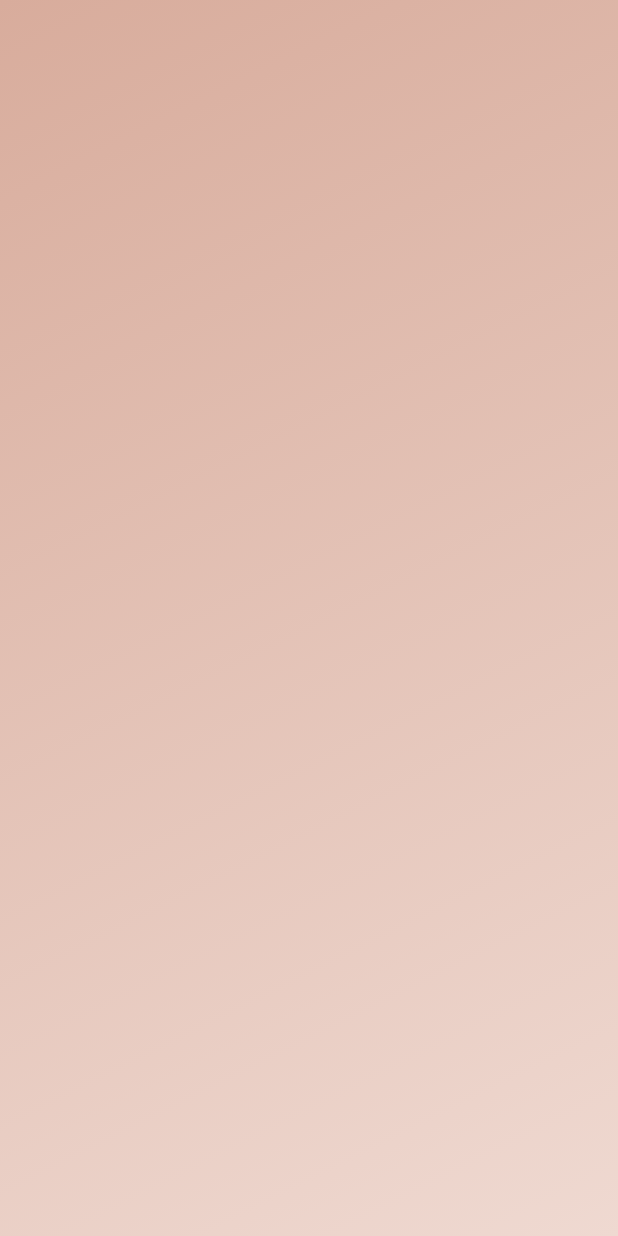
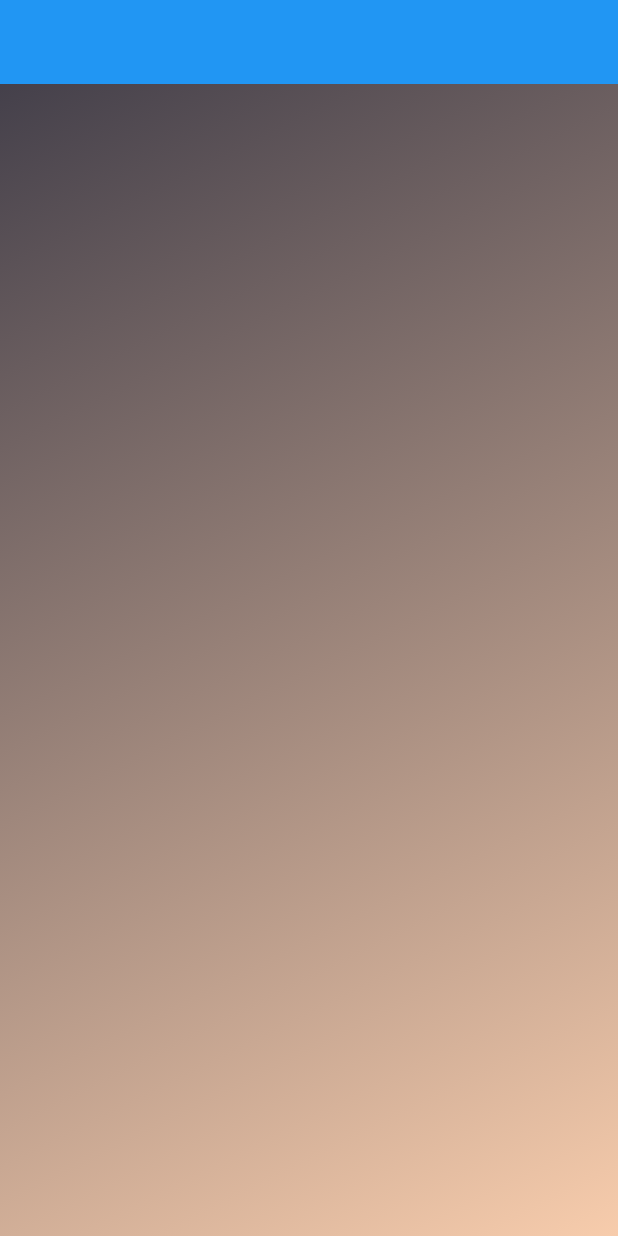
Before and after one commit to Marvingms7/lojinha_clubeclother, a Flutter app: the screen it shows after launch, on a phone screen of 412 x 824 dp. Run offline on Flutter 3.47's test engine with Material 2 defaults, Android fonts, the phone set to English and light mode, and no system bars.

Commit message:
Update home_tab.dart

```diff
--- a/lib/tabs/home_tab.dart
+++ b/lib/tabs/home_tab.dart
@@ -1,4 +1,5 @@
 import 'package:flutter/cupertino.dart';
+import 'package:flutter/material.dart';
 import 'package:flutter/src/widgets/container.dart';
 import 'package:flutter/src/widgets/framework.dart';
 
@@ -12,15 +13,24 @@ class HomeTab extends StatelessWidget {
               gradient: LinearGradient(colors: [
             Color.fromARGB(
               255,
-              216,
-              172,
-              156,
+              58,
+              56,
+              69,
             ),
-            Color.fromARGB(255, 239, 217, 209)
+            Color.fromARGB(255, 247, 204, 172)
           ], begin: Alignment.topLeft, end: Alignment.bottomRight)),
         );
     return Stack(
-      children: [_buildBodyBack()],
+      children: [
+        _buildBodyBack(),
+        const CustomScrollView(
+          slivers: [
+            SliverAppBar(
+              floating: true,
+            )
+          ],
+        )
+      ],
     );
   }
 }
```
